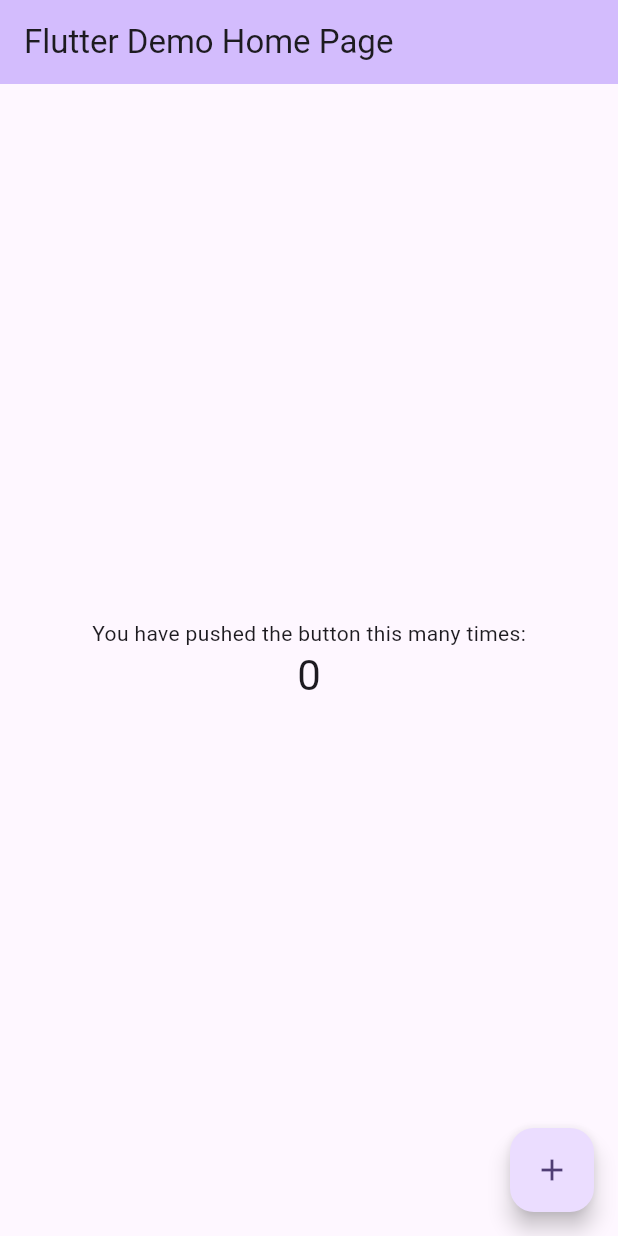
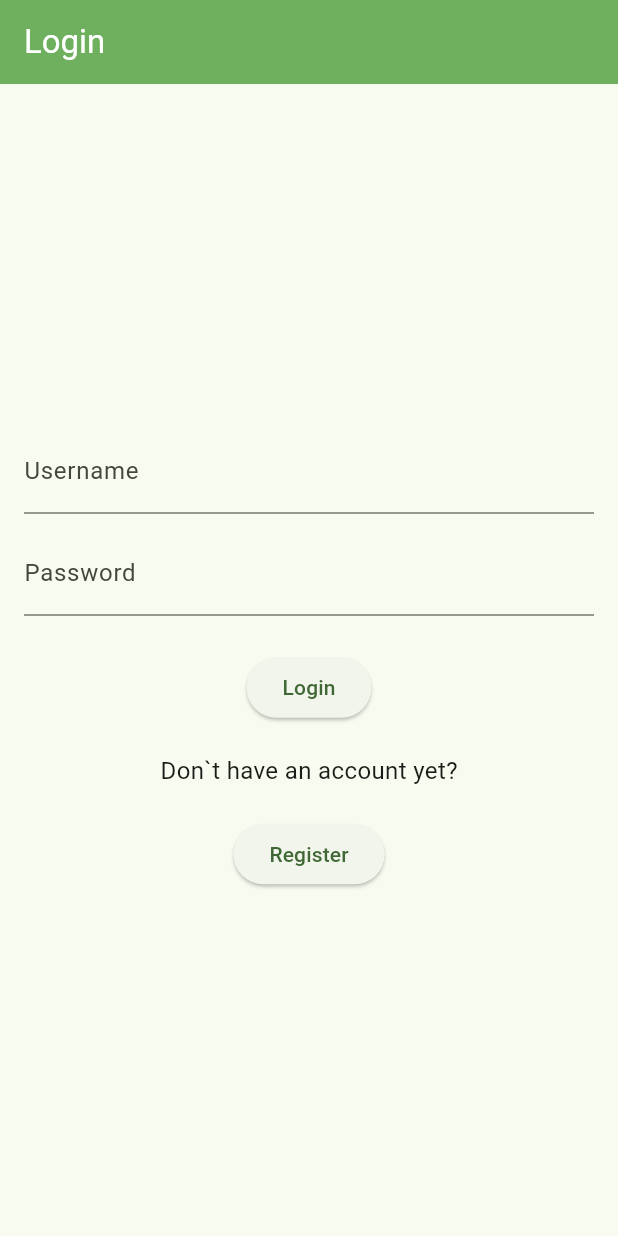
Before and after one commit to PBP-D01/BukuKu-mobile, a Flutter app: the screen it shows after launch, on a phone screen of 412 x 824 dp. Run offline on Flutter 3.47's test engine with Material 2 defaults, Android fonts, the phone set to English and light mode, and no system bars; missing offline and left inert: pbp_django_auth.

Commit message:
login, register

```diff
--- a/lib/main.dart
+++ b/lib/main.dart
@@ -1,125 +1,33 @@
+import 'package:bukuku/screens/login.dart';
 import 'package:flutter/material.dart';
+import 'package:pbp_django_auth/pbp_django_auth.dart';
+import 'package:provider/provider.dart';
+import 'package:bukuku/screens/login.dart';
+
 
 void main() {
   runApp(const MyApp());
 }
 
 class MyApp extends StatelessWidget {
-  const MyApp({super.key});
+  const MyApp({Key? key}) : super(key: key);
 
   // This widget is the root of your application.
   @override
   Widget build(BuildContext context) {
-    return MaterialApp(
+    return Provider(
+            create: (_) {
+                CookieRequest request = CookieRequest();
+                return request;
+            },
+    child: MaterialApp(
       title: 'Flutter Demo',
       theme: ThemeData(
-        // This is the theme of your application.
-        //
-        // TRY THIS: Try running your application with "flutter run". You'll see
-        // the application has a blue toolbar. Then, without quitting the app,
-        // try changing the seedColor in the colorScheme below to Colors.green
-        // and then invoke "hot reload" (save your changes or press the "hot
-        // reload" button in a Flutter-supported IDE, or press "r" if you used
-        // the command line to start the app).
-        //
-        // Notice that the counter didn't reset back to zero; the application
-        // state is not lost during the reload. To reset the state, use hot
-        // restart instead.
-        //
-        // This works for code too, not just values: Most code changes can be
-        // tested with just a hot reload.
-        colorScheme: ColorScheme.fromSeed(seedColor: Colors.deepPurple),
+        colorScheme: ColorScheme.fromSeed(seedColor: Color.fromARGB(255, 110, 176, 93),),
         useMaterial3: true,
       ),
-      home: const MyHomePage(title: 'Flutter Demo Home Page'),
+    home: const LoginPage(),
+    ),
     );
   }
 }
-
-class MyHomePage extends StatefulWidget {
-  const MyHomePage({super.key, required this.title});
-
-  // This widget is the home page of your application. It is stateful, meaning
-  // that it has a State object (defined below) that contains fields that affect
-  // how it looks.
-
-  // This class is the configuration for the state. It holds the values (in this
-  // case the title) provided by the parent (in this case the App widget) and
-  // used by the build method of the State. Fields in a Widget subclass are
-  // always marked "final".
-
-  final String title;
-
-  @override
-  State<MyHomePage> createState() => _MyHomePageState();
-}
-
-class _MyHomePageState extends State<MyHomePage> {
-  int _counter = 0;
-
-  void _incrementCounter() {
-    setState(() {
-      // This call to setState tells the Flutter framework that something has
-      // changed in this State, which causes it to rerun the build method below
-      // so that the display can reflect the updated values. If we changed
-      // _counter without calling setState(), then the build method would not be
-      // called again, and so nothing would appear to happen.
-      _counter++;
-    });
-  }
-
-  @override
-  Widget build(BuildContext context) {
-    // This method is rerun every time setState is called, for instance as done
-    // by the _incrementCounter method above.
-    //
-    // The Flutter framework has been optimized to make rerunning build methods
-    // fast, so that you can just rebuild anything that needs updating rather
-    // than having to individually change instances of widgets.
-    return Scaffold(
-      appBar: AppBar(
-        // TRY THIS: Try changing the color here to a specific color (to
-        // Colors.amber, perhaps?) and trigger a hot reload to see the AppBar
-        // change color while the other colors stay the same.
-        backgroundColor: Theme.of(context).colorScheme.inversePrimary,
-        // Here we take the value from the MyHomePage object that was created by
-        // the App.build method, and use it to set our appbar title.
-        title: Text(widget.title),
-      ),
-      body: Center(
-        // Center is a layout widget. It takes a single child and positions it
-        // in the middle of the parent.
-        child: Column(
-          // Column is also a layout widget. It takes a list of children and
-          // arranges them vertically. By default, it sizes itself to fit its
-          // children horizontally, and tries to be as tall as its parent.
-          //
-          // Column has various properties to control how it sizes itself and
-          // how it positions its children. Here we use mainAxisAlignment to
-          // center the children vertically; the main axis here is the vertical
-          // axis because Columns are vertical (the cross axis would be
-          // horizontal).
-          //
-          // TRY THIS: Invoke "debug painting" (choose the "Toggle Debug Paint"
-          // action in the IDE, or press "p" in the console), to see the
-          // wireframe for each widget.
-          mainAxisAlignment: MainAxisAlignment.center,
-          children: <Widget>[
-            const Text(
-              'You have pushed the button this many times:',
-            ),
-            Text(
-              '$_counter',
-              style: Theme.of(context).textTheme.headlineMedium,
-            ),
-          ],
-        ),
-      ),
-      floatingActionButton: FloatingActionButton(
-        onPressed: _incrementCounter,
-        tooltip: 'Increment',
-        child: const Icon(Icons.add),
-      ), // This trailing comma makes auto-formatting nicer for build methods.
-    );
-  }
-}
--- /dev/null
+++ b/lib/screens/login.dart
@@ -0,0 +1,135 @@
+import 'package:bukuku/screens/menu.dart';
+import 'package:bukuku/screens/register.dart';
+import 'package:flutter/material.dart';
+import 'package:pbp_django_auth/pbp_django_auth.dart' show CookieRequest;
+import 'package:provider/provider.dart';
+
+void main() {
+  runApp(const LoginApp());
+}
+
+class LoginApp extends StatelessWidget {
+  const LoginApp({super.key});
+
+  @override
+  Widget build(BuildContext context) {
+    return MaterialApp(
+      title: 'Login',
+      theme: ThemeData(
+        primarySwatch: Colors.blue,
+      ),
+      home: const LoginPage(),
+    );
+  }
+}
+
+class LoginPage extends StatefulWidget {
+  const LoginPage({super.key});
+
+  @override
+  _LoginPageState createState() => _LoginPageState();
+}
+
+class _LoginPageState extends State<LoginPage> {
+  final TextEditingController _usernameController = TextEditingController();
+  final TextEditingController _passwordController = TextEditingController();
+
+  @override
+  Widget build(BuildContext context) {
+    final request = context.watch<CookieRequest>();
+    return Scaffold(
+      appBar: AppBar(
+        title: const Text('Login'),
+        backgroundColor: Color.fromARGB(255, 110, 176, 93),
+        foregroundColor: Colors.white,
+      ),
+      body: Container(
+        padding: const EdgeInsets.all(16.0),
+        child: Column(
+          mainAxisAlignment: MainAxisAlignment.center,
+          children: [
+            TextField(
+              controller: _usernameController,
+              decoration: const InputDecoration(
+                labelText: 'Username',
+              ),
+            ),
+            const SizedBox(height: 12.0),
+            TextField(
+              controller: _passwordController,
+              decoration: const InputDecoration(
+                labelText: 'Password',
+              ),
+              obscureText: true,
+            ),
+            const SizedBox(height: 24.0),
+            ElevatedButton(
+              onPressed: () async {
+                String username = _usernameController.text;
+                String password = _passwordController.text;
+
+                // Cek kredensial
+                // TODO: Ganti URL dan jangan lupa tambahkan trailing slash (/) di akhir URL!
+                // Untuk menyambungkan Android emulator dengan Django pada localhost,
+                // gunakan URL http://10.0.2.2/
+                final response = await request.login(
+                    "https://bukuku-d01-tk.pbp.cs.ui.ac.id/auth/login/", {
+                  'username': username,
+                  'password': password,
+                });
+
+                if (request.loggedIn) {
+                  String message = response['message'];
+                  String uname = response['username'];
+                  int id = response['id'];
+                  Navigator.pushReplacement(
+                    context,
+                    MaterialPageRoute(builder: (context) => MyHomePage(id: id)),
+                  );
+                  ScaffoldMessenger.of(context)
+                    ..hideCurrentSnackBar()
+                    ..showSnackBar(SnackBar(
+                        content: Text("$message Selamat datang, $uname.")));
+                } else {
+                  showDialog(
+                    context: context,
+                    builder: (context) => AlertDialog(
+                      title: const Text('Login Gagal'),
+                      content: Text(response['message']),
+                      actions: [
+                        TextButton(
+                          child: const Text('OK'),
+                          onPressed: () {
+                            Navigator.pop(context);
+                          },
+                        ),
+                      ],
+                    ),
+                  );
+                }
+              },
+              child: const Text('Login'),
+            ),
+            SizedBox(height: 20),
+            Text(
+              'Don`t have an account yet?',
+              style: TextStyle(fontSize: 16),
+            ),
+            SizedBox(height: 20),
+            ElevatedButton(
+              onPressed: () {
+                // Navigate to registration page
+                Navigator.push(
+                  context,
+                  MaterialPageRoute(
+                      builder: (context) => const RegistrationPage()),
+                );
+              },
+              child: const Text('Register'),
+            ),
+          ],
+        ),
+      ),
+    );
+  }
+}
--- a/pubspec.yaml
+++ b/pubspec.yaml
@@ -35,6 +35,8 @@ dependencies:
   # The following adds the Cupertino Icons font to your application.
   # Use with the CupertinoIcons class for iOS style icons.
   cupertino_icons: ^1.0.2
+  provider: ^6.1.1
+  pbp_django_auth: ^0.4.0
 
 dev_dependencies:
   flutter_test:
```
Also changed, not shown: lib/screens/menu.dart (added, +69 -0 lines), lib/screens/register.dart (added, +168 -0 lines), lib/widgets/card.dart (added, +83 -0 lines), lib/widgets/left_drawer.dart (added, +62 -0 lines), pubspec.lock, 1 other file.
